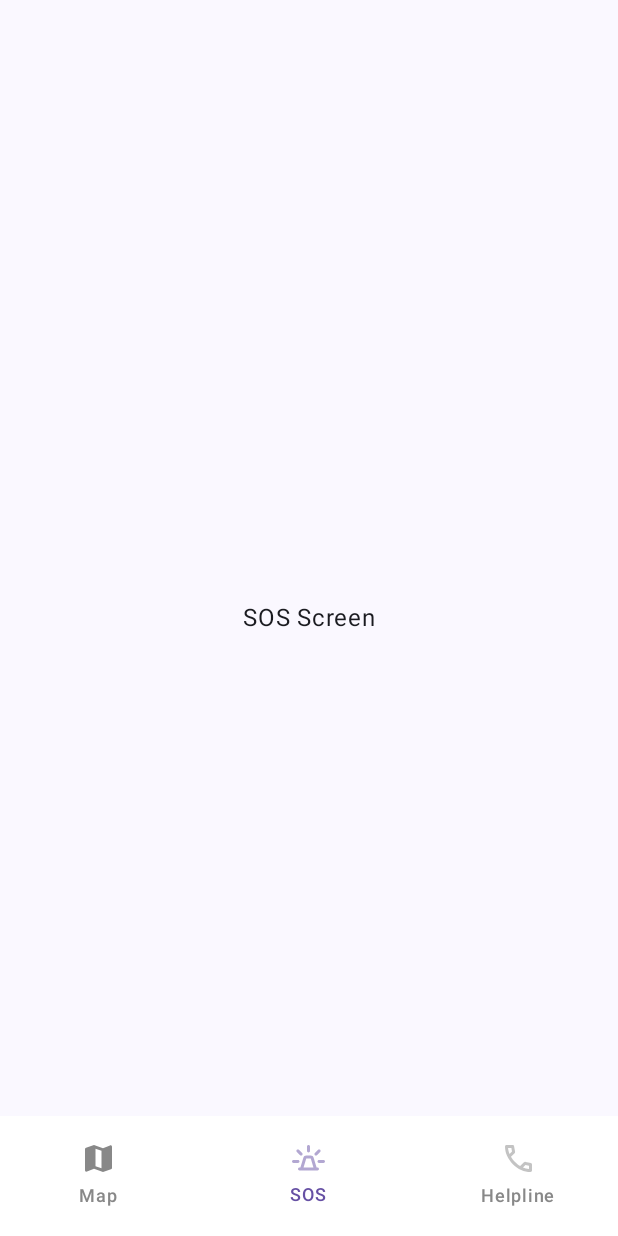
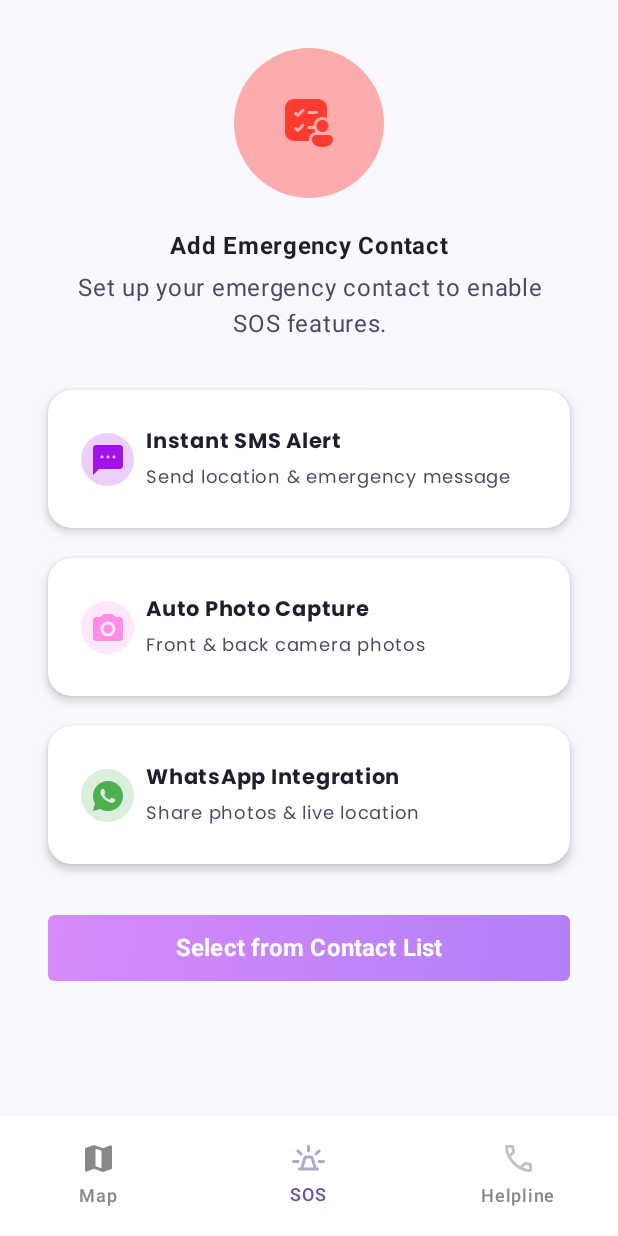
Before and after one commit to ytsaxena/Suraksha-App-, an Android app built with Jetpack Compose: the sos screen opened through its navigation route, on a phone screen of 412 x 824 dp. Before the commit the screen is almost empty. Run offline under Robolectric (Android 15) with nearby library versions, the phone set to English and light mode, and no system bars.

Commit message:
add sos screen

```diff
--- a/app/src/main/java/com/suraksha/app/presentation/sos/SOSScreen.kt
+++ b/app/src/main/java/com/suraksha/app/presentation/sos/SOSScreen.kt
@@ -1,21 +1,150 @@
 package com.suraksha.app.presentation.sos
 
+import androidx.compose.foundation.background
 import androidx.compose.foundation.layout.Arrangement
+import androidx.compose.foundation.layout.Box
 import androidx.compose.foundation.layout.Column
+import androidx.compose.foundation.layout.PaddingValues
+import androidx.compose.foundation.layout.Spacer
 import androidx.compose.foundation.layout.fillMaxSize
 import androidx.compose.foundation.layout.fillMaxWidth
+import androidx.compose.foundation.layout.height
+import androidx.compose.foundation.layout.padding
+import androidx.compose.foundation.layout.size
+import androidx.compose.foundation.layout.systemBarsPadding
+import androidx.compose.foundation.shape.CircleShape
+import androidx.compose.foundation.shape.RoundedCornerShape
+import androidx.compose.material3.Button
+import androidx.compose.material3.ButtonDefaults
+import androidx.compose.material3.Icon
 import androidx.compose.material3.Text
 import androidx.compose.runtime.Composable
 import androidx.compose.ui.Alignment
 import androidx.compose.ui.Modifier
+import androidx.compose.ui.graphics.Brush
+import androidx.compose.ui.graphics.Color
+import androidx.compose.ui.res.painterResource
+import androidx.compose.ui.res.stringResource
+import androidx.compose.ui.text.font.FontWeight
+import androidx.compose.ui.text.style.TextAlign
+import androidx.compose.ui.tooling.preview.Preview
+import androidx.compose.ui.unit.dp
+import androidx.compose.ui.unit.sp
+import com.suraksha.app.R
+import com.suraksha.app.presentation.sos.components.DescriptionCards
+import com.suraksha.app.presentation.theme.Purple40
+import com.suraksha.app.presentation.theme.Purple80
+import com.suraksha.app.presentation.theme.White
+import com.suraksha.app.presentation.theme.alertColor
+import com.suraksha.app.presentation.theme.buttonColorEnd
+import com.suraksha.app.presentation.theme.buttonColorStart
+import com.suraksha.app.presentation.theme.cameraColor
+import com.suraksha.app.presentation.theme.colorGrayBold
+import com.suraksha.app.presentation.theme.colorGrayLight
+import com.suraksha.app.presentation.theme.smsColor
+import com.suraksha.app.presentation.theme.whatsappColor
 
 @Composable
-fun SOSScreen(modifier: Modifier = Modifier) {
+fun SOSScreen(
+    OnSelectContactClicked: () -> Unit = {}
+) {
     Column (
-        modifier = Modifier.fillMaxSize(),
-        verticalArrangement = Arrangement.Center,
+        modifier = Modifier
+            .systemBarsPadding()
+            .padding(top = 32.dp, start = 16.dp, end = 16.dp)
+            .fillMaxSize(),
+        verticalArrangement = Arrangement.spacedBy(4.dp),
         horizontalAlignment = Alignment.CenterHorizontally
     ){
-        Text("SOS Screen")
+        Box (
+            modifier = Modifier
+                .size(100.dp)
+                .background(alertColor.copy(0.4f), CircleShape),
+            contentAlignment = Alignment.Center
+        ){
+            Icon(
+                painter = painterResource(R.drawable.ic_contact),
+                contentDescription = "Add emergency contact",
+                tint = alertColor
+            )
+        }
+        Text(
+            text = stringResource(R.string.add_emergency_contact),
+            fontWeight = FontWeight.Bold,
+            fontSize = 16.sp,
+            color = colorGrayBold,
+            modifier = Modifier.padding(top = 16.dp)
+        )
+        Text(
+            text = stringResource(R.string.add_emergency_contact_description),
+            fontSize = 16.sp,
+            textAlign = TextAlign.Center,
+            color = colorGrayLight,
+            modifier = Modifier
+                .fillMaxWidth()
+                .padding(start = 32.dp, end = 32.dp)
+        )
+        Spacer(Modifier.height(16.dp))
+        DescriptionCards(
+            title = stringResource(R.string.instant_sms_alert),
+            description = stringResource(R.string.instant_sms_alert_description),
+            icon = painterResource(R.drawable.ic_sms),
+            tint = smsColor
+        )
+        DescriptionCards(
+            title = stringResource(R.string.auto_photo_capture),
+            description = stringResource(R.string.auto_photo_capture_description),
+            icon = painterResource(R.drawable.ic_camera),
+            tint = cameraColor
+        )
+        DescriptionCards(
+            title = stringResource(R.string.whatsapp_integration),
+            description = stringResource(R.string.whataspp_integration_description),
+            icon = painterResource(R.drawable.ic_whatsapp),
+            tint = whatsappColor
+        )
+        Button(
+            modifier = Modifier.padding(start = 16.dp, end = 16.dp, top = 20.dp).fillMaxWidth(),
+            onClick = { OnSelectContactClicked() },
+            colors = ButtonDefaults.buttonColors(
+                containerColor = Color.Transparent
+            ),
+            shape = RoundedCornerShape(4.dp),
+            contentPadding = PaddingValues(0.dp)
+        ) {
+            Box(
+                modifier = Modifier
+                    .background(
+                        brush = Brush.linearGradient(
+                            colors = listOf(
+                                buttonColorStart,
+                                buttonColorEnd
+                            )
+                        ),
+                        shape = RoundedCornerShape(4.dp)
+                    )
+                    .fillMaxWidth()
+                    .padding(vertical = 12.dp),
+                contentAlignment = Alignment.Center
+            ){
+                Text(
+                    text = stringResource(R.string.select_contact),
+                    fontWeight = FontWeight.Bold,
+                    fontSize = 16.sp,
+                    color = White,
+                    textAlign = TextAlign.Center
+                )
+            }
+        }
     }
 }
+
+@Preview
+@Composable
+private fun SOSScreenPrev() {
+    Column(
+        modifier = Modifier.background(White)
+    ) {
+        SOSScreen()
+    }
+}
--- /dev/null
+++ b/app/src/main/java/com/suraksha/app/presentation/sos/components/DescriptionCards.kt
@@ -0,0 +1,105 @@
+package com.suraksha.app.presentation.sos.components
+
+import androidx.compose.foundation.background
+import androidx.compose.foundation.layout.Arrangement
+import androidx.compose.foundation.layout.Box
+import androidx.compose.foundation.layout.Column
+import androidx.compose.foundation.layout.Row
+import androidx.compose.foundation.layout.Spacer
+import androidx.compose.foundation.layout.fillMaxWidth
+import androidx.compose.foundation.layout.height
+import androidx.compose.foundation.layout.padding
+import androidx.compose.foundation.layout.size
+import androidx.compose.foundation.shape.CircleShape
+import androidx.compose.foundation.shape.RoundedCornerShape
+import androidx.compose.material.icons.Icons
+import androidx.compose.material.icons.filled.Call
+import androidx.compose.material3.Card
+import androidx.compose.material3.CardDefaults
+import androidx.compose.material3.Icon
+import androidx.compose.material3.Text
+import androidx.compose.runtime.Composable
+import androidx.compose.ui.Alignment
+import androidx.compose.ui.Modifier
+import androidx.compose.ui.graphics.Color
+import androidx.compose.ui.graphics.painter.Painter
+import androidx.compose.ui.res.painterResource
+import androidx.compose.ui.text.font.FontWeight
+import androidx.compose.ui.tooling.preview.Preview
+import androidx.compose.ui.unit.dp
+import androidx.compose.ui.unit.sp
+import com.suraksha.app.R
+import com.suraksha.app.presentation.theme.alertColor
+import com.suraksha.app.presentation.theme.colorGrayBold
+import com.suraksha.app.presentation.theme.colorGrayLight
+import com.suraksha.app.presentation.theme.poppinsBold
+import com.suraksha.app.presentation.theme.poppinsRegular
+import com.suraksha.app.presentation.theme.smsColor
+import com.suraksha.app.ui.theme.CircleIconButton
+
+@Composable
+fun DescriptionCards(
+    title: String,
+    description: String,
+    icon: Painter,
+    tint: Color
+) {
+    Card(
+        modifier = Modifier
+            .fillMaxWidth()
+            .padding(vertical = 8.dp, horizontal = 16.dp),
+        shape = RoundedCornerShape(16.dp),
+        colors = CardDefaults.cardColors(containerColor = Color.White),
+        elevation = CardDefaults.cardElevation(4.dp)
+    ) {
+        Row(
+            modifier = Modifier
+                .padding(22.dp)
+                .fillMaxWidth(),
+            horizontalArrangement = Arrangement.spacedBy(8.dp),
+            verticalAlignment = Alignment.CenterVertically
+        ) {
+            Box(
+                modifier = Modifier
+                    .size(35.dp)
+                    .background(tint.copy(0.2f), CircleShape),
+                contentAlignment = Alignment.Center
+            ) {
+                Icon(
+                    painter = icon,
+                    contentDescription = title,
+                    tint = tint,
+                )
+            }
+            Column(
+                verticalArrangement = Arrangement.Center,
+                modifier = Modifier.weight(1f)
+            ) {
+                Text(
+                    text = title,
+                    fontWeight = FontWeight.Bold,
+                    fontSize = 14.sp,
+                    color = colorGrayBold,
+                    fontFamily = poppinsBold,
+                )
+                Text(
+                    text = description,
+                    fontSize = 12.sp,
+                    color = colorGrayLight,
+                    fontFamily = poppinsRegular,
+                )
+            }
+        }
+    }
+}
+
+@Preview
+@Composable
+private fun DescriptionCardsPrev() {
+    DescriptionCards(
+        title = "Title",
+        description = "description",
+        icon = painterResource(R.drawable.ic_sms),
+        tint = smsColor
+    )
+}
--- a/app/src/main/java/com/suraksha/app/presentation/theme/Color.kt
+++ b/app/src/main/java/com/suraksha/app/presentation/theme/Color.kt
@@ -13,3 +13,9 @@ val White = Color.White
 val safetyCardBackgroundColor = Color(0xFF5B61FF)
 val colorGrayLight = Color(0xFF4A4A68)
 val colorGrayBold= Color(0xFF1E1E2D)
+val alertColor = Color(0xFFFF3B30)
+val cameraColor = Color(0xFFFF8DE6)
+val whatsappColor = Color(0xFF4CAF50)
+val smsColor = Color(0xFFA213EA)
+val buttonColorStart = Color(0xFFD78AF9)
+val buttonColorEnd = Color(0xFFB37FF8)
--- a/app/src/main/java/com/suraksha/app/presentation/theme/Theme.kt
+++ b/app/src/main/java/com/suraksha/app/presentation/theme/Theme.kt
@@ -8,6 +8,7 @@ import androidx.compose.material3.dynamicDarkColorScheme
 import androidx.compose.material3.dynamicLightColorScheme
 import androidx.compose.material3.lightColorScheme
 import androidx.compose.runtime.Composable
+import androidx.compose.ui.graphics.Color
 import androidx.compose.ui.platform.LocalContext
 
 private val DarkColorScheme = darkColorScheme(
@@ -20,7 +21,6 @@ private val LightColorScheme = lightColorScheme(
     primary = Purple40,
     secondary = PurpleGrey40,
     tertiary = Pink40
-
     /* Other default colors to override
     background = Color(0xFFFFFBFE),
     surface = Color(0xFFFFFBFE),
```
